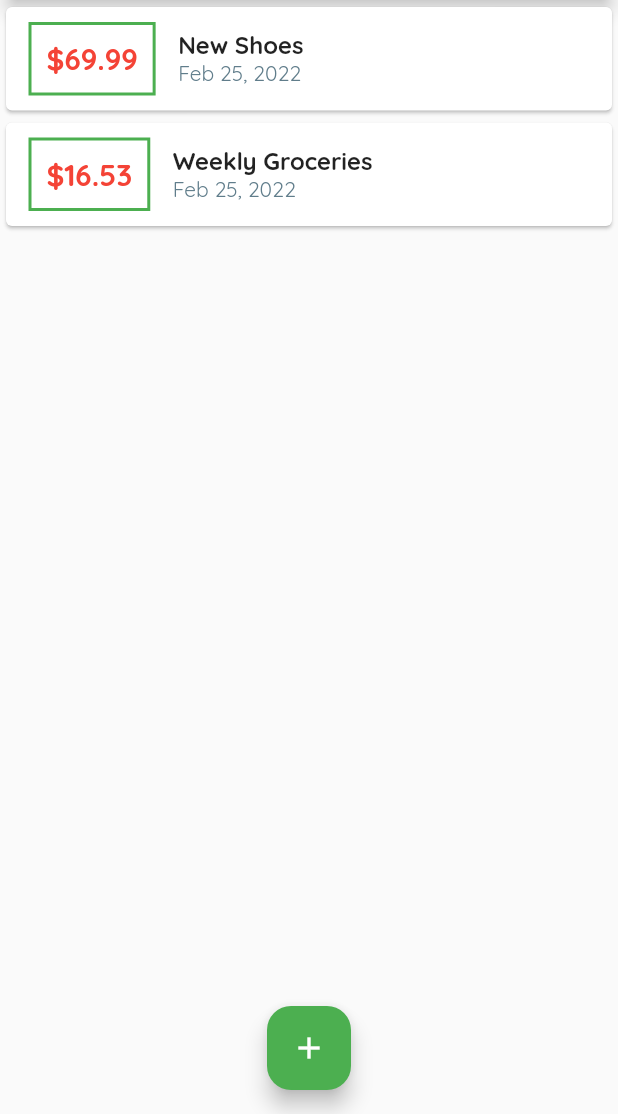
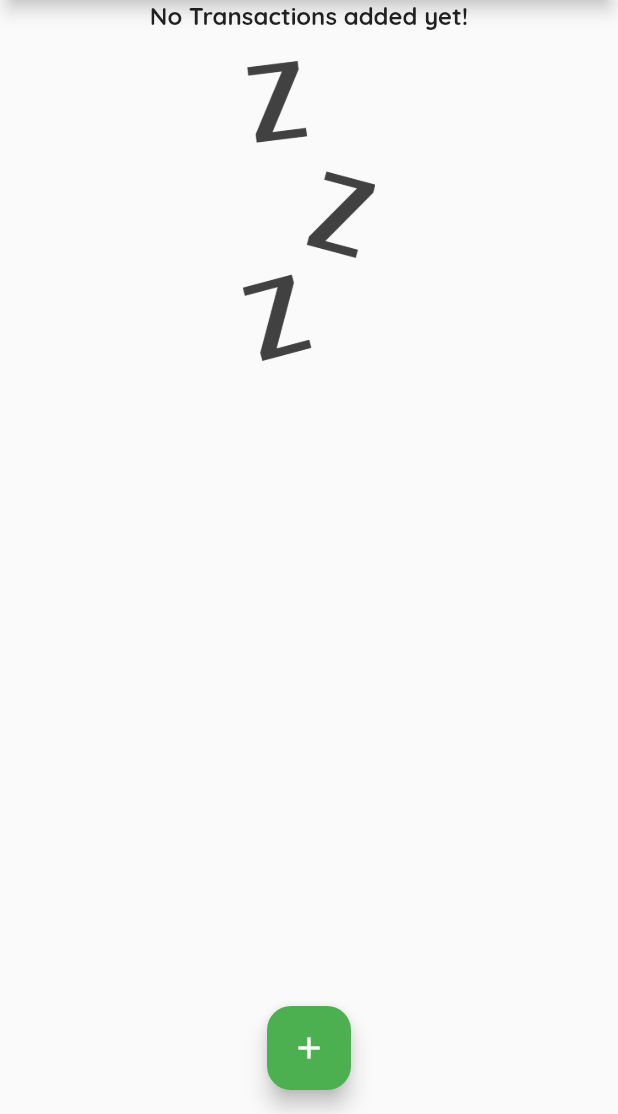
Before and after one commit to Saif64/Flutter-Personal-Expenses-, a Flutter app: the screen it shows after launch, on a phone screen of 412 x 824 dp, the part 122-1236 px from its top. Run offline on Flutter 3.47's test engine with Material 2 defaults, Android fonts, the phone set to English and light mode, and no system bars.

Commit message:
added chart and modified tx_list

```diff
--- a/lib/main.dart
+++ b/lib/main.dart
@@ -31,6 +31,12 @@ class MyApp extends StatelessWidget {
             fontSize: 20,
           ),
         ),
+        textTheme: TextTheme(
+          titleMedium: TextStyle(
+            fontWeight: FontWeight.bold,
+            fontSize: 16,
+          ),
+        ),
       ),
       home: MyHomePage(),
     );
@@ -44,18 +50,18 @@ class MyHomePage extends StatefulWidget {
 
 class _MyHomePageState extends State<MyHomePage> {
   final List<Transaction> _userTransactions = [
-    Transaction(
-      id: 't1',
-      title: 'New Shoes',
-      amount: 69.99,
-      date: DateTime.now(),
-    ),
-    Transaction(
-      id: 't2',
-      title: 'Weekly Groceries',
-      amount: 16.53,
-      date: DateTime.now(),
-    ),
+    // Transaction(
+    //   id: 't1',
+    //   title: 'New Shoes',
+    //   amount: 69.99,
+    //   date: DateTime.now(),
+    // ),
+    // Transaction(
+    //   id: 't2',
+    //   title: 'Weekly Groceries',
+    //   amount: 16.53,
+    //   date: DateTime.now(),
+    // ),
   ];
 
   void _addNewTransaction(String txTitle, double txAmount) {
--- a/lib/widgets/transaction_list.dart
+++ b/lib/widgets/transaction_list.dart
@@ -11,7 +11,26 @@ class TransactionList extends StatelessWidget {
   Widget build(BuildContext context) {
     return Container(
       height: 300,
-      child: ListView.builder(
+      child: transactions.isEmpty
+          ? Column(
+              children: [
+                Text(
+                  'No Transactions added yet!',
+                  style: Theme.of(context).textTheme.titleMedium,
+                ),
+                SizedBox(
+                  height: 20,
+                ),
+                Container(
+                  height: 200,
+                  child: Image.asset(
+                    'assets/images/waiting.png',
+                    fit: BoxFit.cover,
+                  ),
+                ),
+              ],
+            )
+          : ListView.builder(
               itemBuilder: (context, index) {
                 return Card(
                   child: Row(
```
Also changed, not shown: lib/widgets/chart.dart (added, +43 -0 lines). Lines whose indentation alone changed are shown as unchanged.
